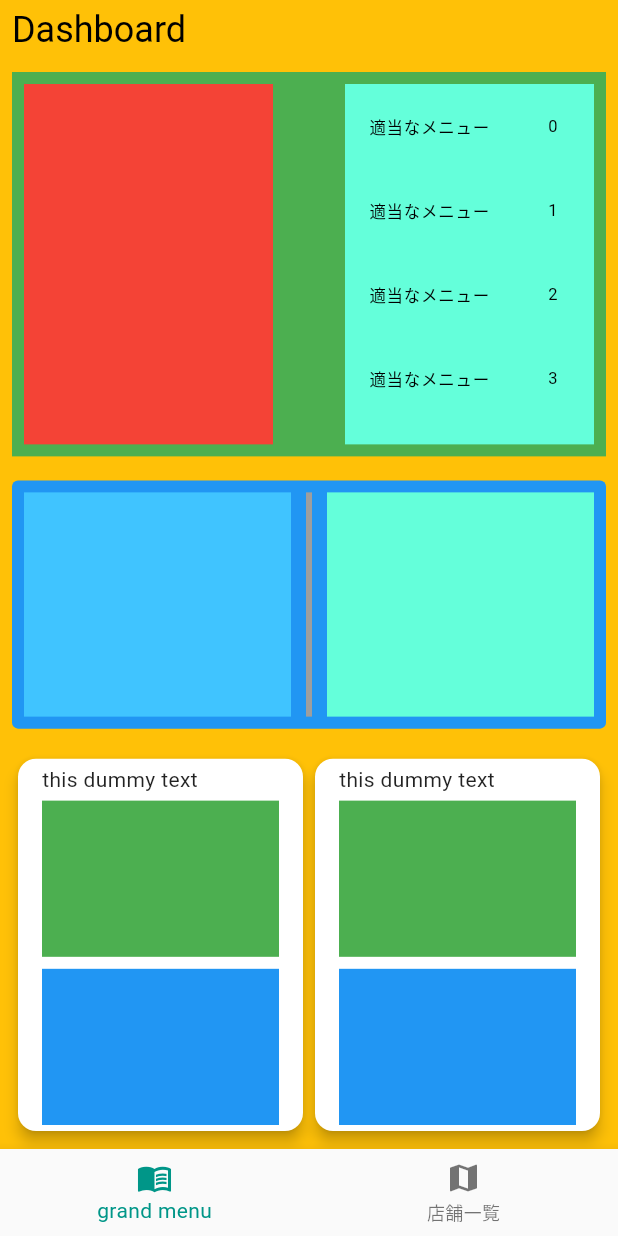
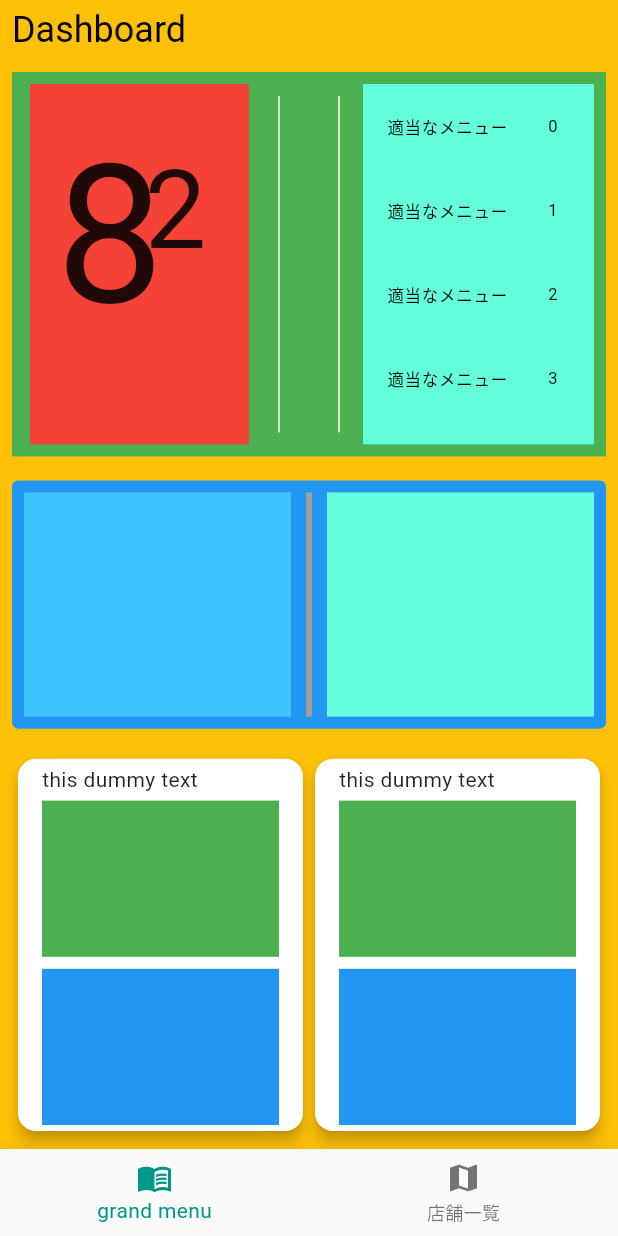
Before and after one commit to Pregum/saizeriya_menu_lottery, a Flutter app: the DashBoardPage screen opened directly, on a phone screen of 412 x 824 dp. Run offline on Flutter 3.47's test engine with Material 2 defaults, Android fonts, the phone set to English and light mode, and no system bars; our stand-ins replace flutter_dotenv, flutter_hooks, freezed_annotation, gap, hooks_riverpod, persistent_bottom_nav_bar and 2 more; accounts and stored records are empty; generated files the repository leaves out were written again.

Commit message:
wip: とりあえずダッシュボードの左上作成中

```diff
--- a/lib/sandbox/dash_board_page.dart
+++ b/lib/sandbox/dash_board_page.dart
@@ -52,13 +52,45 @@ class DashBoardPage extends HookWidget {
                   child: Row(
                     mainAxisSize: MainAxisSize.max,
                     children: [
-                      Flexible(
-                          flex: 1,
-                          child: Container(
-                              color: Colors.red,
-                              margin: const EdgeInsets.all(8))),
-                      const Gap(32),
-                      Flexible(
+                      Expanded(
+                        flex: 1,
+                        child: LayoutBuilder(builder: (context, constraints) {
+                          return Container(
+                            color: Colors.red,
+                            margin: const EdgeInsets.symmetric(vertical: 8, horizontal: 12),
+                            child: Stack(
+                              children: [
+                                Positioned(
+                                  right: constraints.maxWidth / 3,
+                                  top: 10,
+                                  height: constraints.maxHeight,
+                                  child: Text('8',
+                                      style: TextStyle(
+                                          fontSize: constraints.maxHeight / 2)),
+                                ),
+                                Positioned(
+                                  top: constraints.maxHeight / 8,
+                                  right: constraints.maxWidth / 6,
+                                  height: constraints.maxHeight,
+                                  child: Text('2',
+                                      style: TextStyle(
+                                          fontSize: constraints.maxHeight / 3.5)),
+                                ),
+                              ],
+                            ),
+                          );
+                        }),
+                      ),
+                      const Padding(
+                        padding: EdgeInsets.symmetric(vertical: 16.0),
+                        child: VerticalDivider(),
+                      ),
+                      const Gap(24),
+                      const Padding(
+                        padding: EdgeInsets.symmetric(vertical: 16.0),
+                        child: VerticalDivider(),
+                      ),
+                      Expanded(
                           flex: 1,
                           child: Container(
                             color: Colors.tealAccent,
@@ -173,10 +205,13 @@ class DashBoardPage extends HookWidget {
           ),
         ),
       ),
-      bottomNavigationBar: BottomNavigationBar(items: [
-        BottomNavigationBarItem(icon: Icon(Icons.menu_book), label: 'grand menu'),
-        BottomNavigationBarItem(icon: Icon(Icons.map), label: '店舗一覧'),
-      ],),
+      bottomNavigationBar: BottomNavigationBar(
+        items: [
+          BottomNavigationBarItem(
+              icon: Icon(Icons.menu_book), label: 'grand menu'),
+          BottomNavigationBarItem(icon: Icon(Icons.map), label: '店舗一覧'),
+        ],
+      ),
       // bottomNavigationBar: const PersistentBottomNavBar(
       //   navBarStyle: NavBarStyle.style9,
       // ),
```
